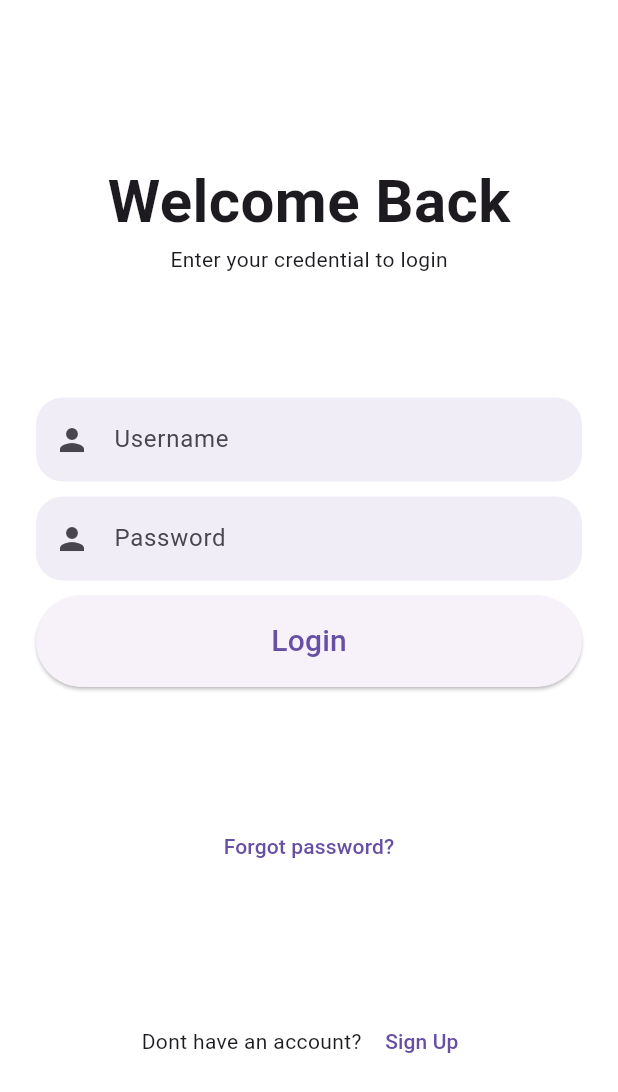
After one commit to mehedi-hasan-2302/Android_App_Project_MessFinder, a Flutter app: the WishlistScreen screen opened directly, item 4 of the bottom bar chosen, after a tap on "Login", on a phone screen of 412 x 824 dp. The commit adds this screen. Shown: the top 1092 px of the screen. Run offline on Flutter 3.47's test engine with Material 3 defaults, Android fonts, the light colour scheme and no system bars.

Commit message:
wishList screen and login screen  added

```diff
--- /dev/null
+++ b/lib/screens/login_screen.dart
@@ -0,0 +1,95 @@
+
+import 'package:flutter/material.dart';
+
+class LoginPage extends StatelessWidget {
+  const LoginPage({super.key});
+
+  @override
+  Widget build(BuildContext context) {
+    return SafeArea(
+      child: Scaffold(
+        body: Container(
+          margin: const EdgeInsets.all(24),
+          child: Column(
+            mainAxisAlignment: MainAxisAlignment.spaceEvenly,
+            children: [
+              _header(context),
+              _inputField(context),
+              _forgotPassword(context),
+              _signup(context),
+            ],
+          ),
+        ),
+      ),
+    );
+  }
+
+  _header(context) {
+    return const Column(
+      children: [
+        Text(
+          "Welcome Back",
+          style: TextStyle(fontSize: 40, fontWeight: FontWeight.bold),
+        ),
+        Text("Enter your credential to login"),
+      ],
+    );
+  }
+
+  _inputField(context) {
+    return Column(
+      crossAxisAlignment: CrossAxisAlignment.stretch,
+      children: [
+        TextField(
+          decoration: InputDecoration(
+              hintText: "Username",
+              border: OutlineInputBorder(
+                  borderRadius: BorderRadius.circular(18),
+                  borderSide: BorderSide.none),
+              fillColor: Theme.of(context).primaryColor.withOpacity(0.1),
+              filled: true,
+              prefixIcon: const Icon(Icons.person)),
+        ),
+        const SizedBox(height: 10),
+        TextField(
+          decoration: InputDecoration(
+            hintText: "Password",
+            border: OutlineInputBorder(
+                borderRadius: BorderRadius.circular(18),
+                borderSide: BorderSide.none),
+            fillColor: Theme.of(context).primaryColor.withOpacity(0.1),
+            filled: true,
+            prefixIcon: const Icon(Icons.person),
+          ),
+          obscureText: true,
+        ),
+        const SizedBox(height: 10),
+        ElevatedButton(
+          onPressed: () {},
+          style: ElevatedButton.styleFrom(
+            shape: const StadiumBorder(),
+            padding: const EdgeInsets.symmetric(vertical: 16),
+          ),
+          child: const Text(
+            "Login",
+            style: TextStyle(fontSize: 20),
+          ),
+        ),
+      ],
+    );
+  }
+
+  _forgotPassword(context) {
+    return TextButton(onPressed: () {}, child: const Text("Forgot password?"));
+  }
+
+  _signup(context) {
+    return Row(
+      mainAxisAlignment: MainAxisAlignment.center,
+      children: [
+        const Text("Dont have an account? "),
+        TextButton(onPressed: () {}, child: const Text("Sign Up"))
+      ],
+    );
+  }
+}
--- a/lib/screens/mess_screen.dart
+++ b/lib/screens/mess_screen.dart
@@ -118,7 +118,7 @@ class _MessScreenState extends State<MessScreen> {
                     color: Colors.blue,
                     borderRadius: BorderRadius.circular(10),
                     child: InkWell(
-                      onTap: () {},
+                      onTap: () { },
                       child: Container(
                         padding: const EdgeInsets.symmetric(
                             vertical: 15, horizontal: 15),
--- /dev/null
+++ b/lib/screens/wishlist_screen.dart
@@ -0,0 +1,131 @@
+// ignore_for_file: must_be_immutable
+
+import 'package:flutter/material.dart';
+import 'package:messfinder/screens/mess_screen.dart';
+import 'package:messfinder/screens/login_screen.dart';
+import 'package:messfinder/screens/home_screen.dart';
+// Model class for mess details
+class Mess {
+  final String name;
+  final String description;
+  final String imagePath;
+
+  Mess({
+    required this.name,
+    required this.description,
+    required this.imagePath,
+  });
+}
+
+class WishlistScreen extends StatelessWidget {
+
+  List<Mess> bookmarkedMesses = [
+    Mess(
+      name: 'Mess_1',
+      description: 'Delicious food in a cozy environment.',
+      imagePath: 'assets/mess_pic/Mess_1.png',
+    ),
+    Mess(
+      name: 'Mess_3',
+      description: 'Healthy and tasty meals served here.',
+      imagePath: 'assets/mess_pic/Mess_3.png',
+    ),
+    Mess(
+      name: 'Mess_5',
+      description: 'Variety of cuisines to satisfy your taste buds.',
+      imagePath: 'assets/mess_pic/Mess_5.png',
+    ),
+  ];
+    List imgList = [
+    'Mess_1',
+    'Mess_2',
+    'Mess_3',
+    'Mess_4',
+    'Mess_5',
+  ];
+
+
+  WishlistScreen({super.key});
+
+  @override
+  Widget build(BuildContext context) {
+    return Scaffold(
+      appBar: AppBar(
+        title: const Text('Wishlist'),
+      ),
+      body: ListView.builder(
+        itemCount: bookmarkedMesses.length,
+        itemBuilder: (context, index) {
+          Mess mess = bookmarkedMesses[index];
+          return InkWell(
+            onTap: () {
+
+              Navigator.push(
+                context,
+                MaterialPageRoute(
+                  builder: (context) => MessScreen(imgList[index]),
+                ),
+              );
+            },
+            child: Card(
+              margin: const EdgeInsets.all(8.0),
+              child: ListTile(
+                leading: Image.asset(
+                  mess.imagePath,
+                  width: 50.0,
+                  height: 50.0,
+                  fit: BoxFit.cover,
+                ),
+                title: Text(mess.name),
+                subtitle: Text(mess.description),
+              ),
+            ),
+          );
+        },
+      ),
+      bottomNavigationBar: BottomNavigationBar(
+        onTap: (value) {
+          if (value == 0) {
+              Navigator.push(
+              context,
+              MaterialPageRoute(
+                builder: (context) =>  HomePage(),
+              ),
+            );
+
+          } else if (value == 1) {
+
+
+          } else if (value == 2) {
+             Navigator.push(
+              context,
+              MaterialPageRoute(
+                builder: (context) =>  WishlistScreen(),
+              ),
+            );
+          } else if (value == 3) {
+             Navigator.push(
+              context,
+              MaterialPageRoute(
+                builder: (context) => const LoginPage(),
+              ),
+            );
+          }
+        },
+        showUnselectedLabels: true,
+        iconSize: 32,
+        selectedItemColor: Colors.purple,
+        selectedFontSize: 18,
+        unselectedItemColor: Colors.grey,
+        items: const [
+          BottomNavigationBarItem(icon: Icon(Icons.home), label: 'Home'),
+          BottomNavigationBarItem(
+              icon: Icon(Icons.assignment), label: 'Messes'),
+          BottomNavigationBarItem(
+              icon: Icon(Icons.favorite), label: 'Wishlist'),
+          BottomNavigationBarItem(icon: Icon(Icons.person), label: 'Account'),
+        ],
+      ),
+    );
+  }
+}
```
Also changed, not shown: lib/screens/home_screen.dart (+25 -1 lines), 3 other files.
